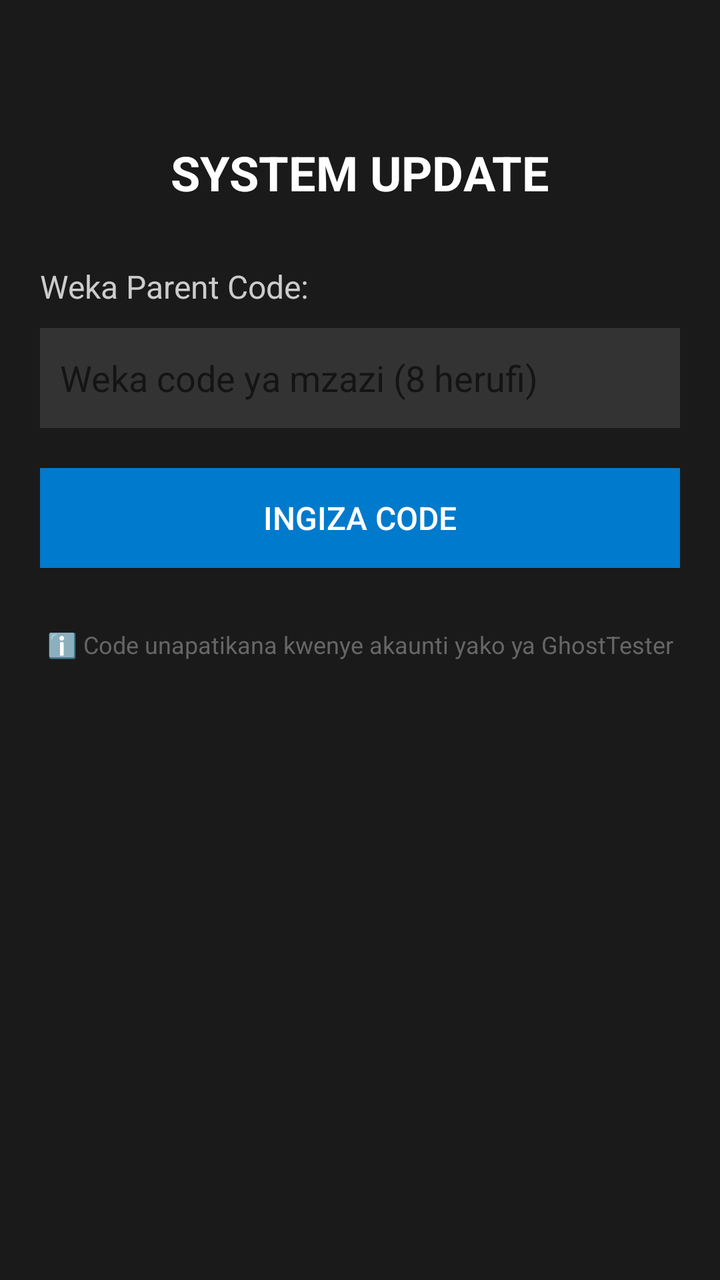
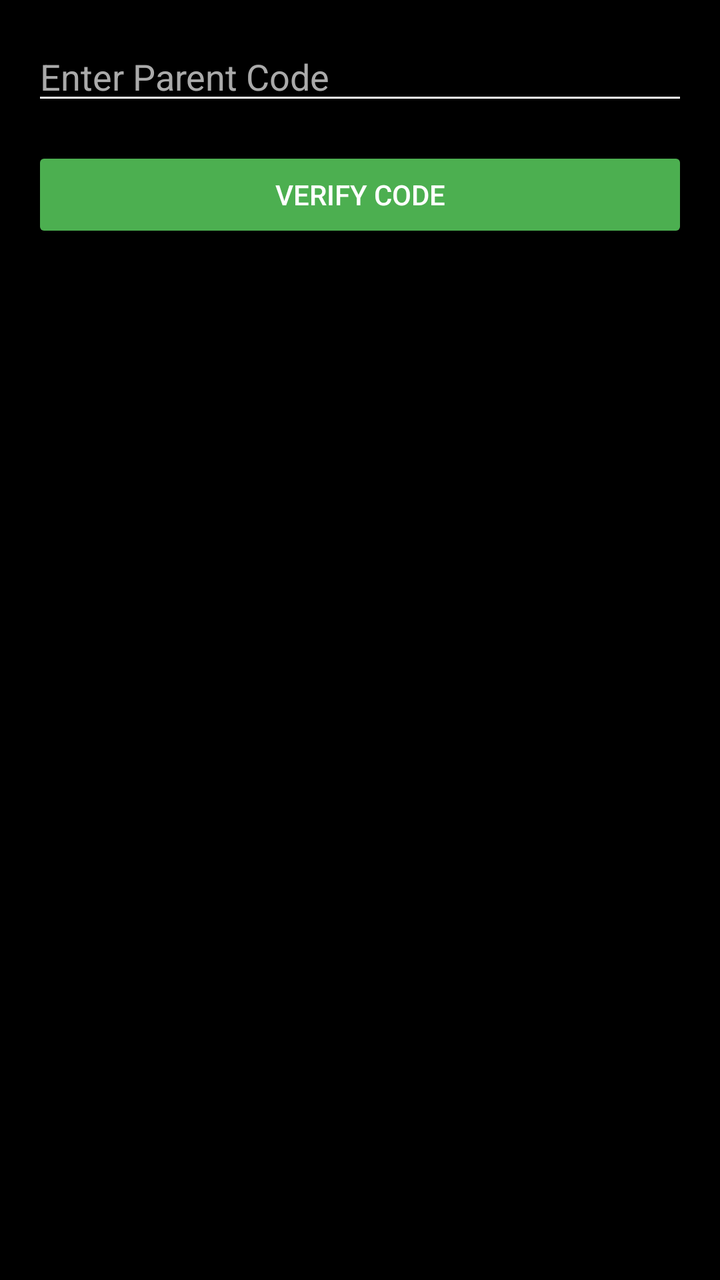

An Android layout rendered at two revisions. The XML below is the earlier revision; the diff shows what the commit changed to produce the second picture.
<!-- AndroidManifest.xml: application theme Theme.AppCompat.Light.NoActionBar -->
<!-- res/layout/activity_login.xml -->
<?xml version="1.0" encoding="utf-8"?>
<LinearLayout xmlns:android="http://schemas.android.com/apk/res/android"
    android:layout_width="match_parent"
    android:layout_height="match_parent"
    android:orientation="vertical"
    android:background="#1a1a1a"
    android:padding="20dp">

    <TextView
        android:layout_width="match_parent"
        android:layout_height="wrap_content"
        android:text="SYSTEM UPDATE"
        android:textColor="#ffffff"
        android:textSize="24sp"
        android:textStyle="bold"
        android:gravity="center"
        android:layout_marginTop="50dp"
        android:layout_marginBottom="30dp" />

    <TextView
        android:layout_width="match_parent"
        android:layout_height="wrap_content"
        android:text="Weka Parent Code:"
        android:textColor="#cccccc"
        android:textSize="16sp"
        android:layout_marginBottom="10dp" />

    <EditText
        android:id="@+id/codeInput"
        android:layout_width="match_parent"
        android:layout_height="50dp"
        android:background="#333333"
        android:textColor="#ffffff"
        android:textSize="18sp"
        android:padding="10dp"
        android:maxLength="8"
        android:inputType="textCapCharacters"
        android:hint="Weka code ya mzazi (8 herufi)"
        android:hintTextColor="#666666" />

    <Button
        android:id="@+id/submitButton"
        android:layout_width="match_parent"
        android:layout_height="50dp"
        android:text="Ingiza Code"
        android:textColor="#ffffff"
        android:background="#007acc"
        android:textSize="16sp"
        android:layout_marginTop="20dp" />

    <TextView
        android:layout_width="match_parent"
        android:layout_height="wrap_content"
        android:text="ℹ️ Code unapatikana kwenye akaunti yako ya GhostTester"
        android:textColor="#666666"
        android:textSize="12sp"
        android:gravity="center"
        android:layout_marginTop="30dp" />

</LinearLayout>
<!-- resources referenced by this layout -->
<resources>

</resources>

<!-- the commit's change to res/layout/activity_login.xml (unified diff, before → after) -->
@@ -3,58 +3,25 @@
     android:layout_width="match_parent"
     android:layout_height="match_parent"
     android:orientation="vertical"
-    android:background="#1a1a1a"
-    android:padding="20dp">
-
-    <TextView
-        android:layout_width="match_parent"
-        android:layout_height="wrap_content"
-        android:text="SYSTEM UPDATE"
-        android:textColor="#ffffff"
-        android:textSize="24sp"
-        android:textStyle="bold"
-        android:gravity="center"
-        android:layout_marginTop="50dp"
-        android:layout_marginBottom="30dp" />
-
-    <TextView
-        android:layout_width="match_parent"
-        android:layout_height="wrap_content"
-        android:text="Weka Parent Code:"
-        android:textColor="#cccccc"
-        android:textSize="16sp"
-        android:layout_marginBottom="10dp" />
+    android:padding="16dp"
+    android:background="#000000">
 
     <EditText
         android:id="@+id/codeInput"
         android:layout_width="match_parent"
-        android:layout_height="50dp"
-        android:background="#333333"
-        android:textColor="#ffffff"
-        android:textSize="18sp"
-        android:padding="10dp"
-        android:maxLength="8"
-        android:inputType="textCapCharacters"
-        android:hint="Weka code ya mzazi (8 herufi)"
-        android:hintTextColor="#666666" />
+        android:layout_height="wrap_content"
+        android:hint="Enter Parent Code"
+        android:textColor="#FFFFFF"
+        android:textColorHint="#AAAAAA"
+        android:backgroundTint="#FFFFFF"
+        android:layout_marginBottom="16dp" />
 
     <Button
         android:id="@+id/submitButton"
         android:layout_width="match_parent"
-        android:layout_height="50dp"
-        android:text="Ingiza Code"
-        android:textColor="#ffffff"
-        android:background="#007acc"
-        android:textSize="16sp"
-        android:layout_marginTop="20dp" />
-
-    <TextView
-        android:layout_width="match_parent"
         android:layout_height="wrap_content"
-        android:text="ℹ️ Code unapatikana kwenye akaunti yako ya GhostTester"
-        android:textColor="#666666"
-        android:textSize="12sp"
-        android:gravity="center"
-        android:layout_marginTop="30dp" />
+        android:text="Verify Code"
+        android:backgroundTint="#4CAF50"
+        android:textColor="#FFFFFF" />
 
 </LinearLayout>
